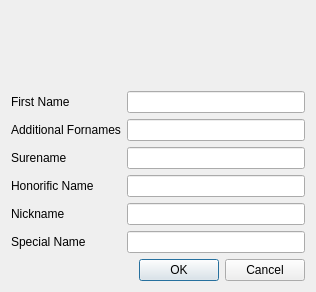
Qt form ui/ui_NameDialog.ui (Kamduis/SoulCreator) before a commit.
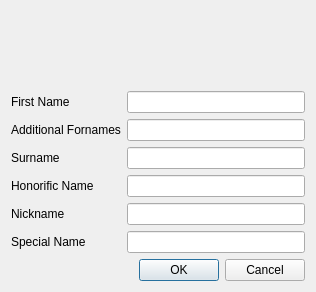
The same form after that commit.

The edit to the form file:
```diff
--- a/ui/ui_NameDialog.ui
+++ b/ui/ui_NameDialog.ui
@@ -7,7 +7,7 @@
     <x>0</x>
     <y>0</y>
     <width>316</width>
-    <height>237</height>
+    <height>292</height>
    </rect>
   </property>
   <property name="windowTitle">
@@ -91,7 +91,7 @@
         <string>The surename of the Character.</string>
        </property>
        <property name="text">
-        <string>Surename</string>
+        <string>Surname</string>
        </property>
       </widget>
      </item>
```
Left out of the diff: 6 changed lines with no effect on the pictures.
